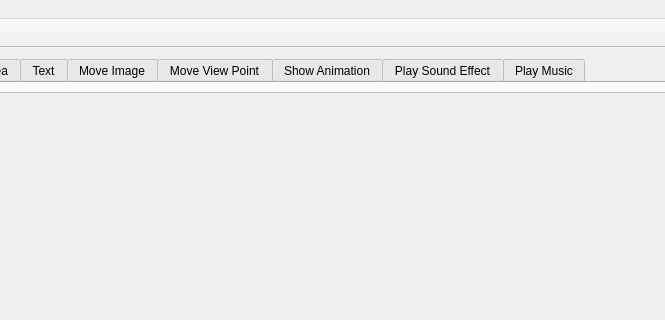
This is editor/scenes/sceneeditorwindow.ui in protoman/rockbot as Qt 5 draws it before an edit; both pictures show x 150 to 815 and y 0 to 320 of the 1051 by 569 pixel window. The edited form follows.
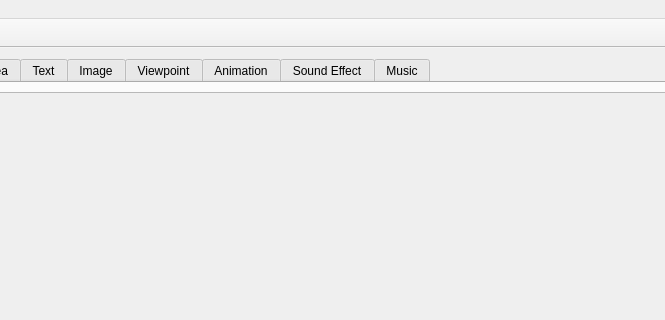
This is the edited form. Icons and pictures are not drawn.

Commit message: - EDITOR: more improvements for the scenes editor - EDITOR: add button to recalc image w/h - fixes for scenes animation erasing background if it is set to loop (repeat_n > 1)

Patch:
```diff
--- a/editor/scenes/sceneeditorwindow.ui
+++ b/editor/scenes/sceneeditorwindow.ui
@@ -94,7 +94,7 @@
       </widget>
       <widget class="QWidget" name="tab_image">
        <attribute name="title">
-        <string>Move Image</string>
+        <string>Image</string>
        </attribute>
        <layout class="QGridLayout" name="gridLayout_4">
         <item row="0" column="0">
@@ -118,7 +118,7 @@
       </widget>
       <widget class="QWidget" name="tab_viewpoint">
        <attribute name="title">
-        <string>Move View Point</string>
+        <string>Viewpoint</string>
        </attribute>
        <layout class="QGridLayout" name="gridLayout_7">
         <item row="0" column="0">
@@ -142,7 +142,7 @@
       </widget>
       <widget class="QWidget" name="tab_animation">
        <attribute name="title">
-        <string>Show Animation</string>
+        <string>Animation</string>
        </attribute>
        <layout class="QGridLayout" name="gridLayout_5">
         <item row="0" column="0">
@@ -166,7 +166,7 @@
       </widget>
       <widget class="QWidget" name="tab_sfx">
        <attribute name="title">
-        <string>Play Sound Effect</string>
+        <string>Sound Effect</string>
        </attribute>
        <layout class="QGridLayout" name="gridLayout_6">
         <item row="0" column="0">
@@ -190,7 +190,7 @@
       </widget>
       <widget class="QWidget" name="tab_music">
        <attribute name="title">
-        <string>Play Music</string>
+        <string>Music</string>
        </attribute>
        <layout class="QGridLayout" name="gridLayout_8">
         <item row="0" column="0">
```
The commit also changes 18 other files.
